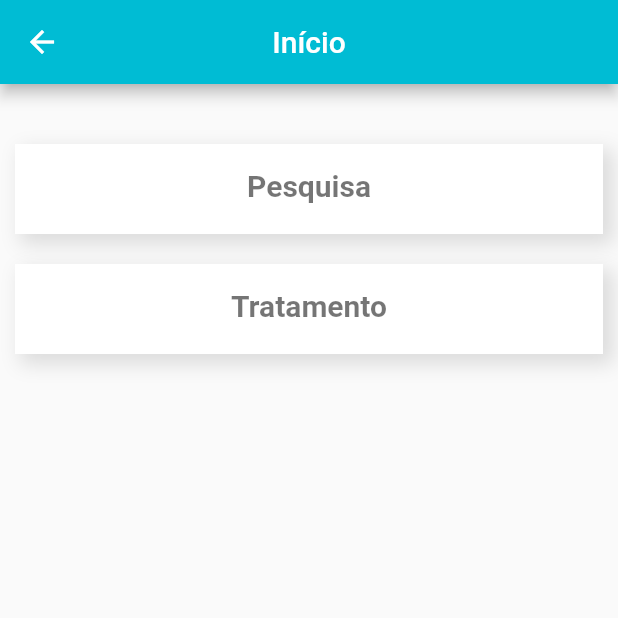
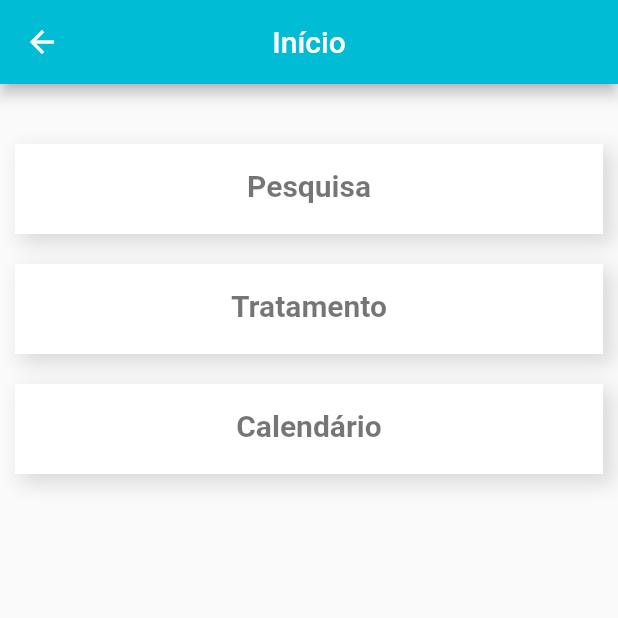
Before and after one commit to VictorBSI/flutter_malaria_app, a Flutter app: the UserHome screen opened by its route, on a phone screen of 412 x 824 dp, the top half of it. Run offline on Flutter 3.47's test engine with Material 2 defaults, Android fonts, the phone set to English and light mode, and no system bars; our stand-ins replace cloud_firestore, firebase_auth, firebase_core, fluttertoast, geolocator, open_file and 2 more; missing offline and left inert: flutter_alarm_clock, mysql1, network_info_plus; accounts and stored records are empty.

```diff
--- a/lib/main.dart
+++ b/lib/main.dart
@@ -1,6 +1,7 @@
 import 'package:flutter/material.dart';
 import 'package:flutter_crud_1/provider/users.dart';
 import 'package:flutter_crud_1/routes/app_routes.dart';
+import 'package:flutter_crud_1/views/calendar.dart';
 import 'package:flutter_crud_1/views/clock.dart';
 import 'package:flutter_crud_1/views/documents.dart';
 import 'package:flutter_crud_1/views/login_page.dart';
@@ -119,6 +120,7 @@ class MyApp extends StatelessWidget {
                     AppRoutes.CLOCK: (_) => Clock(),
                     AppRoutes.TRAT_RECORRENCIA60_VIVAX: (_) => VivaxOvaleRecorrencia(),
                     AppRoutes.TRAT_VIVAX_DEFICIENCIA_G6PD: (_) => VivaxDeficienciaG6pd(),
+                    AppRoutes.CALENDAR: (_) => Calendar(),
                   },
                 );
               } else {
--- a/lib/routes/app_routes.dart
+++ b/lib/routes/app_routes.dart
@@ -39,4 +39,5 @@ class AppRoutes {
   static const CLOCK = '/clock';
   static const TRAT_RECORRENCIA60_VIVAX = '/trat_recorrencia60_vivax';
   static const TRAT_VIVAX_DEFICIENCIA_G6PD = '/trat_vivax_deficiencia_g6pd';
+  static const CALENDAR = '/calendar';
 }
--- a/lib/views/trat_registro.dart
+++ b/lib/views/trat_registro.dart
@@ -219,14 +219,14 @@ class _UserTratamento extends State<UserTratamento> {
                       ElevatedButton.icon(
                           onPressed: () async{
                             if (_formKey.currentState!.validate()) {
-                            await user_tratamento.add({
+                            await /*user_tratamento.add({
                               'tipo': tipo,
                               'tratamento': tratamento,
                               'idade': idade,
                               'peso': peso,
                               'gestante': checkboxValue? 'gestante': 'não gestante',
                             }
-                            ).then((value) => print(opcao));
+                            ).then((value) => print(opcao));*/
                             tipo == 'vivax_ovale' && checkboxValue == false? Navigator.of(context).pushNamed(
                                 AppRoutes.TRAT_VIVAX_OVALE,
                                 arguments: {
--- a/lib/views/user_home.dart
+++ b/lib/views/user_home.dart
@@ -185,6 +185,37 @@ class UserHome extends StatelessWidget{
                         child: ListTile(
                           title: Text('Tratamento', textAlign: TextAlign.center, style: TextStyle(color: Colors.black54, fontWeight: FontWeight.bold, fontSize: 20)),
                         )),),
+                  Container(
+                    margin: const EdgeInsets.all(10),
+                    height: 60,
+                    decoration: BoxDecoration(
+                      /*color: Colors.cyan,
+                      borderRadius: BorderRadius.circular(30.0),*/
+                        boxShadow: [
+                          BoxShadow(
+                            color: Colors.black12,
+                            offset: const Offset(
+                              5.0,
+                              5.0,
+                            ),
+                            blurRadius: 10.0,
+                            spreadRadius: 2.0,
+                          ), //BoxShadow
+                          BoxShadow(
+                            color: Colors.white,
+                            offset: const Offset(0.0, 0.0),
+                            blurRadius: 0.0,
+                            spreadRadius: 0.0,
+                          ), //BoxShadow
+                        ]
+                    ),
+                    child: GestureDetector(
+                        onTap: (){
+                          Navigator.of(context).pushNamed(AppRoutes.CALENDAR);
+                        },
+                        child: ListTile(
+                          title: Text('Calendário', textAlign: TextAlign.center, style: TextStyle(color: Colors.black54, fontWeight: FontWeight.bold, fontSize: 20)),
+                        )),),
                   /*Container(
                     margin: const EdgeInsets.all(10),
                     height: 60,
--- a/pubspec.yaml
+++ b/pubspec.yaml
@@ -41,9 +41,11 @@ dependencies:
   #syncfusion_flutter_pdf: ^18.4.47-beta
   network_info_plus:
   syncfusion_flutter_datagrid: ^20.1.47
+  syncfusion_flutter_calendar: #^18.4.46
   flutter_alarm_clock: ^0.0.1
   geolocator: ^8.2.1
   fluttertoast:
+  timezone: #^0.5.4
 
   # The following adds the Cupertino Icons font to your application.
   # Use with the CupertinoIcons class for iOS style icons.
```
Also changed, not shown: lib/views/calendar.dart (added, +215 -0 lines), lib/views/user_mal.dart (+4 -4 lines), pubspec.lock, 1 other file.
